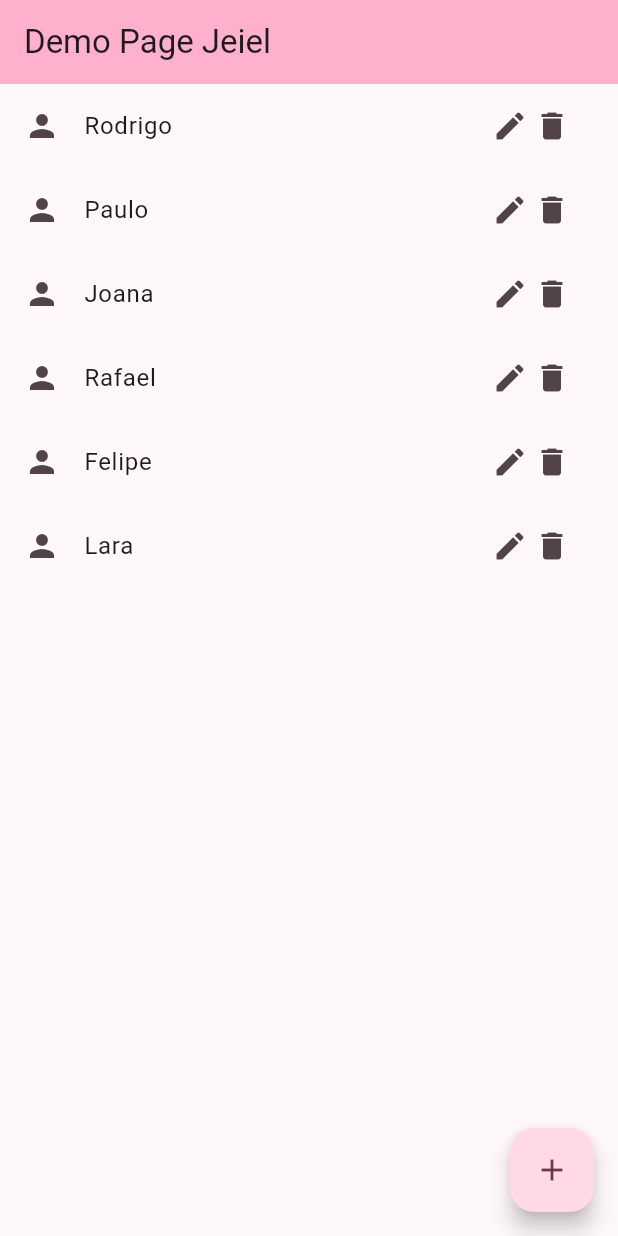
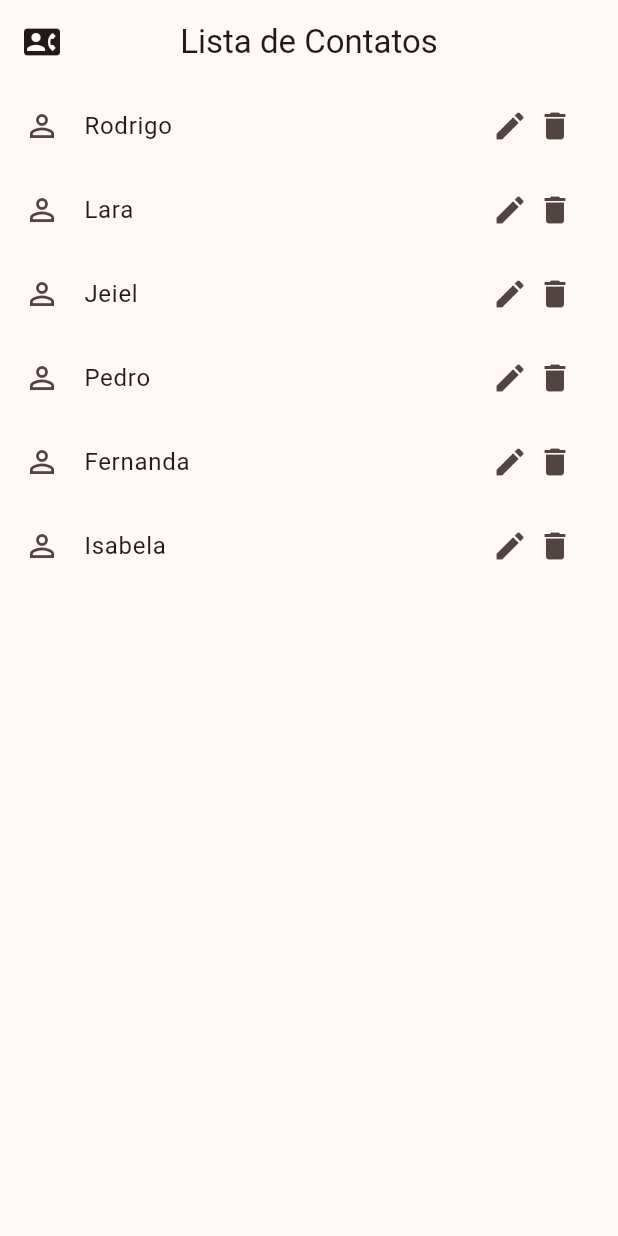
Before and after one commit to jeiel2013/Study_Dart, a Flutter app: the screen it shows after launch, on a phone screen of 412 x 824 dp. Run offline on Flutter 3.47's test engine with Material 3 defaults, Android fonts, the phone set to English and light mode, and no system bars.

Commit message:
att 07/07

```diff
--- a/teste/lib/main.dart
+++ b/teste/lib/main.dart
@@ -8,101 +8,68 @@ class MyApp extends StatelessWidget {
   const MyApp({super.key});
   @override
   Widget build(BuildContext context) {
-    print('executando metodo build MyApp');
     return MaterialApp(
       title: 'Flutter Demo',
+      debugShowCheckedModeBanner: false,
       theme: ThemeData(
-        colorScheme:
-            ColorScheme.fromSeed(seedColor: Color.fromARGB(255, 231, 0, 135)),
+        colorScheme: ColorScheme.fromSeed(seedColor: Colors.red),
         useMaterial3: true,
       ),
-      home: const MyHomePage(title: 'Demo Page Jeiel'),
+      home: ListaContatos(
+        contatos: const [
+          'Rodrigo',
+          'Lara',
+          'Jeiel',
+          'Pedro',
+          'Fernanda',
+          'Isabela',
+        ],
+      ),
     );
   }
 }
 
-class MyHomePage extends StatefulWidget {
-  const MyHomePage({super.key, required this.title});
+class ListaContatos extends StatelessWidget {
+  ListaContatos({required this.contatos});
 
-  final String title;
-
-  @override
-  State<MyHomePage> createState() => _MyHomePageState();
-}
-
-class _MyHomePageState extends State<MyHomePage> {
-  int _counter = 0;
-
-  void _incrementCounter() {
-    setState(() {
-      _counter++;
-    });
-  }
+  final List<String> contatos;
 
   @override
   Widget build(BuildContext context) {
-    final listaNomes = [
-      'Rodrigo',
-      'Paulo',
-      'Joana',
-      'Rafael',
-      'Felipe',
-      'Lara',
-    ];
     return Scaffold(
       appBar: AppBar(
-        backgroundColor: Theme.of(context).colorScheme.inversePrimary,
-        title: Text(widget.title),
+        title: const Text('Lista de Contatos'),
+        leading: const Icon(Icons.contact_phone),
+        centerTitle: true,
       ),
       body: ListView.builder(
-        itemBuilder: (context, index) => ListTile(
-          leading: Icon(Icons.person),
-          title: Text(listaNomes[index]),
+        itemBuilder: (context, index) => LinhaContato(contato: contatos[index]),
+        itemCount: contatos.length,
+      ),
+    );
+  }
+}
+
+class LinhaContato extends StatelessWidget {
+  const LinhaContato({required this.contato});
+
+  final String contato;
+
+  @override
+  Widget build(BuildContext context) {
+    return ListTile(
+      leading: const Icon(Icons.person_outline),
+      title: Text(contato),
       trailing: Container(
         width: 60,
         child: Row(
           children: [
             Icon(Icons.edit),
-                SizedBox(width: 4),
+            SizedBox(width: 6),
             Icon(Icons.delete),
           ],
         ),
       ),
-        ),
-        itemCount: listaNomes.length,
-        ),
-      // body: Center(
-      //   child: Column(children: [
-      //     const Text('Meus dois containers vermelhos!',
-      //         style: TextStyle(
-      //           fontSize: 22,
-      //           fontWeight: FontWeight.bold,
-      //           color: Colors.red,
-      //         )),
-      //     Row(
-      //       mainAxisAlignment: MainAxisAlignment.center,
-      //       children: <Widget>[
-      //         Container(height: 80, width: 80, color: Colors.red),
-      //         const SizedBox(width: 12),
-      //         Container(height: 80, width: 80, color: Colors.red)
-      //       ],
-      //     ),
-      //     SizedBox(height: 50),
-      //     Row(
-      //       mainAxisAlignment: MainAxisAlignment.center,
-      //       children: [
-      //         Icon(Icons.access_alarm, size: 48, color: Colors.blue),
-      //         Icon(Icons.account_circle, size: 60, color: Colors.red),
-      //       ],
-      //     )
-      //   ]),
-      // ),
-
-      floatingActionButton: FloatingActionButton(
-        onPressed: _incrementCounter,
-        tooltip: 'Increment',
-        child: const Icon(Icons.add),
-      ), // This trailing comma makes auto-formatting nicer for build methods.
     );
   }
 }
```
Lines whose indentation alone changed are shown as unchanged.
